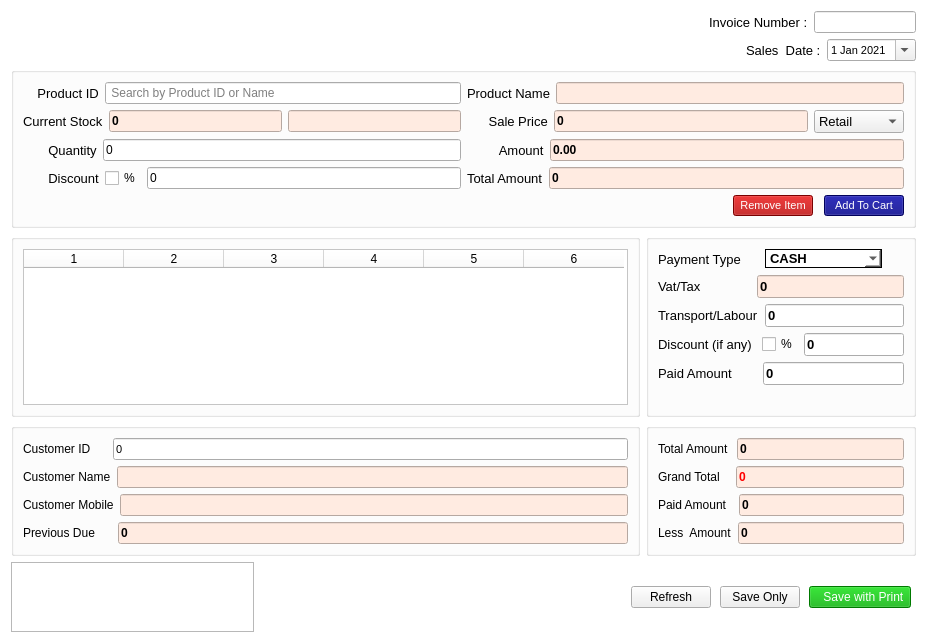
Above: ui/sales1.ui from ansarul543/pos-inventory before the change. Below: the same form after it.
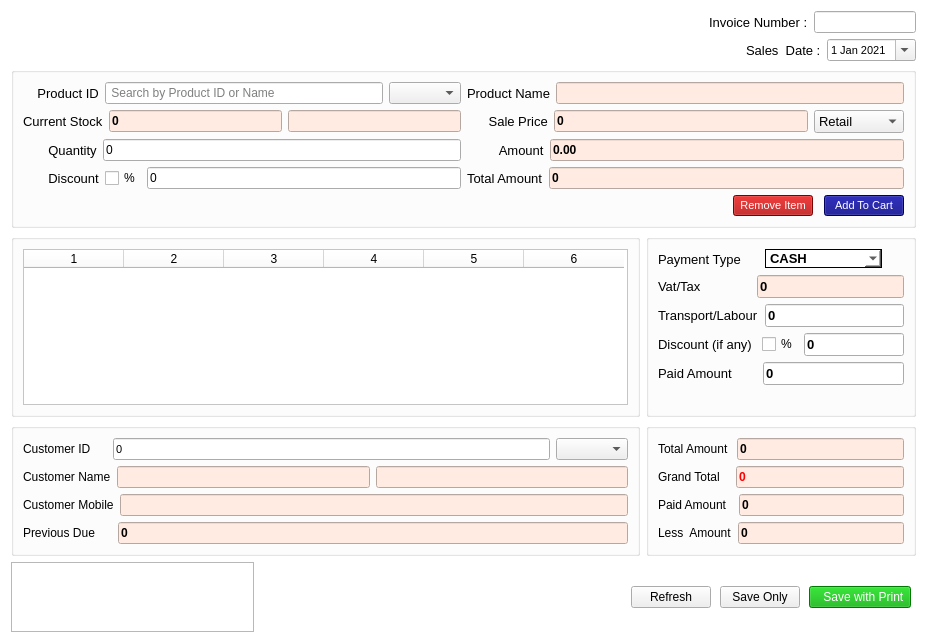
That is the form after the change.

Patch:
```diff
--- a/ui/sales1.ui
+++ b/ui/sales1.ui
@@ -183,6 +183,9 @@
             </property>
            </widget>
           </item>
+          <item row="0" column="2">
+           <widget class="QComboBox" name="comboproduct"/>
+          </item>
          </layout>
         </item>
         <item row="0" column="1">
@@ -873,6 +876,16 @@
             </property>
            </widget>
           </item>
+          <item row="0" column="2">
+           <widget class="QLineEdit" name="caddress">
+            <property name="styleSheet">
+             <string notr="true">background-color: rgb(255, 235, 225);</string>
+            </property>
+            <property name="readOnly">
+             <bool>true</bool>
+            </property>
+           </widget>
+          </item>
          </layout>
         </item>
         <item row="2" column="0">
@@ -980,6 +993,9 @@
             </property>
            </widget>
           </item>
+          <item>
+           <widget class="QComboBox" name="combocustomer"/>
+          </item>
          </layout>
         </item>
        </layout>
```
